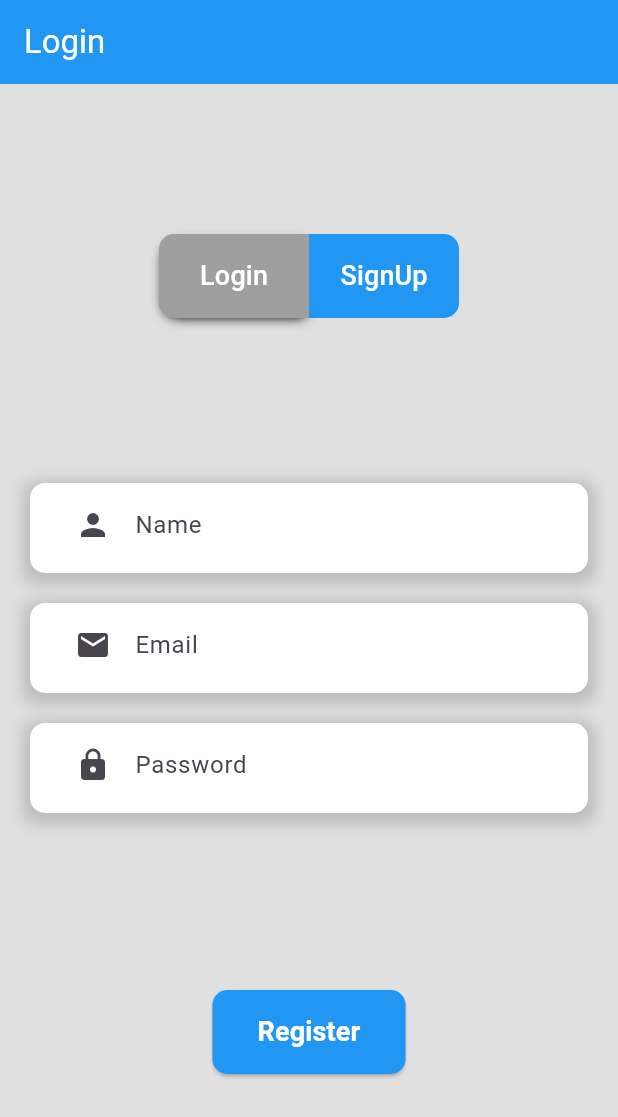
After one commit to Aarhus-tech-project/scrum-projekt-tv-rfaglig-og-fortnite, a Flutter app: the LoginScreen screen opened directly, after a tap on "SignUp", on a phone screen of 412 x 824 dp. The commit adds this screen. Shown: the top 1117 px of the screen. Run offline on Flutter 3.47's test engine with Material 3 defaults, Android fonts, the phone set to English and light mode, and no system bars; our stand-ins replace geolocator; missing offline and left inert: compassx; network calls fail.

Commit message:
register request

```diff
--- /dev/null
+++ b/FlutterApp/lib/Auth/Login.dart
@@ -0,0 +1,321 @@
+import 'dart:ui';
+import 'dart:math';
+import 'package:flutter/material.dart';
+import 'package:http/http.dart' as http;
+import 'dart:convert';
+
+void main() => runApp(MyApp());
+
+Future<void> sendData(String name, String email, String password) async {
+  final url = Uri.parse('http://localhost:3000/api/auth/register');
+
+  final response = await http.post(
+    url,
+    headers: <String, String>{
+      'Content-Type': 'application/json; charset=UTF-8',
+    },
+    body: jsonEncode(<String, String>{
+      'name': name,
+      'email': email,
+      'password': password,
+    }),
+  );
+
+  if (response.statusCode == 200) {
+    print('Success: ${response.body}');
+  } else {
+    throw Exception('Failed to send data');
+  }
+}
+
+class MyApp extends StatelessWidget {
+  @override
+  Widget build(BuildContext context) {
+    return MaterialApp(
+      title: 'Login App',
+      theme: ThemeData(
+        primarySwatch: Colors.blue,
+      ),
+      home: LoginScreen(),
+    );
+  }
+}
+
+class LoginScreen extends StatefulWidget {
+  @override
+  _LoginScreenState createState() => _LoginScreenState();
+}
+
+class _LoginScreenState extends State<LoginScreen> {
+  String _Name = '';
+  String _email = '';
+  String _password = '';
+  bool light = true;
+
+  @override
+  Widget build(BuildContext context) {
+    return Scaffold(
+      appBar: AppBar(
+        backgroundColor: Colors.blue,
+        title: Row(
+          mainAxisAlignment: MainAxisAlignment.spaceBetween,
+          children: [
+            Text(
+              'Login',
+              style: TextStyle(color: Colors.white),
+            ),
+          ],
+        ),
+      ),
+      body: Center(
+        child: Container(
+          color: Colors.grey[300],
+          child: Column(
+            mainAxisAlignment: MainAxisAlignment.spaceEvenly,
+            children: [
+              LoginRegisterToggle(),
+              InputFields(),
+              light ? LoginButton() : RegisterButton(),
+            ],
+          ),
+        ),
+      ),
+    );
+  }
+
+  Container LoginButton() {
+    return Container(
+      margin: EdgeInsets.symmetric(vertical: 20.0),
+      padding: EdgeInsets.symmetric(horizontal: 20.0),
+      child: ElevatedButton(
+        style: ElevatedButton.styleFrom(
+          backgroundColor: Colors.blue,
+          foregroundColor: Colors.white,
+          padding: EdgeInsets.symmetric(vertical: 15.0, horizontal: 30.0),
+          shape: RoundedRectangleBorder(
+            borderRadius: BorderRadius.circular(10),
+          ),
+        ),
+        onPressed: () {
+          // Add your login logic here
+        },
+        child: Text(
+          'Login',
+          style: TextStyle(
+            fontSize: 18,
+            fontWeight: FontWeight.bold,
+          ),
+        ),
+      ),
+    );
+  }
+
+  Container RegisterButton() {
+    return Container(
+      margin: EdgeInsets.symmetric(vertical: 20.0),
+      padding: EdgeInsets.symmetric(horizontal: 20.0),
+      child: ElevatedButton(
+        style: ElevatedButton.styleFrom(
+          backgroundColor: Colors.blue,
+          foregroundColor: Colors.white,
+          padding: EdgeInsets.symmetric(vertical: 15.0, horizontal: 30.0),
+          shape: RoundedRectangleBorder(
+            borderRadius: BorderRadius.circular(10),
+          ),
+        ),
+        onPressed: () {
+          // Add your login logic here
+        },
+        child: Text(
+          'Register',
+          style: TextStyle(
+            fontSize: 18,
+            fontWeight: FontWeight.bold,
+          ),
+        ),
+      ),
+    );
+  }
+
+  Column InputFields() {
+    return Column(
+      children: [
+        light
+            ? Container()
+            : Container(
+                margin: EdgeInsets.symmetric(vertical: 10.0, horizontal: 20.0),
+                padding: EdgeInsets.symmetric(horizontal: 20.0),
+                decoration: BoxDecoration(
+                  color: Colors.white,
+                  borderRadius: BorderRadius.circular(10),
+                  boxShadow: [
+                    BoxShadow(
+                      color: Colors.grey.withOpacity(0.5),
+                      spreadRadius: 5,
+                      blurRadius: 7,
+                      offset: Offset(0, 3),
+                    ),
+                  ],
+                ),
+                height: 60,
+                width: double.infinity,
+                child: Padding(
+                  padding: EdgeInsets.symmetric(horizontal: 10.0),
+                  child: TextField(
+                    decoration: InputDecoration(
+                      labelText: 'Name',
+                      border: InputBorder.none,
+                      icon: Icon(Icons.person),
+                      hintText: 'Enter your Name',
+                    ),
+                    onChanged: (value) {
+                      setState(() {
+                        _email = value;
+                      });
+                    },
+                  ),
+                ),
+              ),
+        Container(
+          margin: EdgeInsets.symmetric(vertical: 10.0, horizontal: 20.0),
+          padding: EdgeInsets.symmetric(horizontal: 20.0),
+          decoration: BoxDecoration(
+            color: Colors.white,
+            borderRadius: BorderRadius.circular(10),
+            boxShadow: [
+              BoxShadow(
+                color: Colors.grey.withOpacity(0.5),
+                spreadRadius: 5,
+                blurRadius: 7,
+                offset: Offset(0, 3),
+              ),
+            ],
+          ),
+          height: 60,
+          width: double.infinity,
+          child: Padding(
+            padding: EdgeInsets.symmetric(horizontal: 10.0),
+            child: TextField(
+              decoration: InputDecoration(
+                labelText: 'Email',
+                border: InputBorder.none,
+                icon: Icon(Icons.email),
+                hintText: 'Enter your email',
+              ),
+              onChanged: (value) {
+                setState(() {
+                  _email = value;
+                });
+              },
+            ),
+          ),
+        ),
+        Container(
+          margin: EdgeInsets.symmetric(vertical: 10.0, horizontal: 20.0),
+          padding: EdgeInsets.symmetric(horizontal: 20.0),
+          decoration: BoxDecoration(
+            color: Colors.white,
+            borderRadius: BorderRadius.circular(10),
+            boxShadow: [
+              BoxShadow(
+                color: Colors.grey.withOpacity(0.5),
+                spreadRadius: 5,
+                blurRadius: 7,
+                offset: Offset(0, 3),
+              ),
+            ],
+          ),
+          height: 60,
+          width: double.infinity,
+          child: Padding(
+            padding: EdgeInsets.symmetric(horizontal: 10.0),
+            child: TextField(
+              decoration: InputDecoration(
+                labelText: 'Password',
+                border: InputBorder.none,
+                icon: Icon(Icons.lock),
+                hintText: 'Enter your password',
+              ),
+              obscureText: true,
+              onChanged: (value) {
+                setState(() {
+                  _password = value;
+                });
+              },
+            ),
+          ),
+        ),
+      ],
+    );
+  }
+
+  SizedBox LoginRegisterToggle() {
+    return SizedBox(
+      height: 80.0,
+      width: 200,
+      child: Row(
+        mainAxisAlignment: MainAxisAlignment.center,
+        children: [
+          Expanded(
+            child: AnimatedContainer(
+              duration: Duration(milliseconds: 300),
+              decoration: BoxDecoration(
+                  boxShadow: [
+                    BoxShadow(
+                        color: Colors.black,
+                        offset: Offset(0, 3),
+                        blurRadius: 6,
+                        spreadRadius: -3),
+                  ],
+                  color: light ? Colors.blue : Colors.grey,
+                  borderRadius: BorderRadius.only(
+                    topLeft: Radius.circular(10),
+                    bottomLeft: Radius.circular(10),
+                  )),
+              child: ElevatedButton(
+                style: ElevatedButton.styleFrom(
+                  backgroundColor: Colors.transparent,
+                  shadowColor: Colors.transparent,
+                  padding: EdgeInsets.symmetric(vertical: 15.0),
+                ),
+                onPressed: () {
+                  setState(() {
+                    light = true;
+                  });
+                },
+                child: Text('Login',
+                    style: TextStyle(color: Colors.white, fontSize: 18)),
+              ),
+            ),
+          ),
+          Expanded(
+            child: AnimatedContainer(
+              duration: Duration(milliseconds: 300),
+              decoration: BoxDecoration(
+                color: light ? Colors.grey : Colors.blue,
+                borderRadius: BorderRadius.only(
+                  topRight: Radius.circular(10),
+                  bottomRight: Radius.circular(10),
+                ),
+              ),
+              child: ElevatedButton(
+                style: ElevatedButton.styleFrom(
+                  backgroundColor: Colors.transparent,
+                  shadowColor: Colors.transparent,
+                  padding: EdgeInsets.symmetric(vertical: 15.0),
+                ),
+                onPressed: () {
+                  setState(() {
+                    light = false;
+                  });
+                },
+                child: Text('SignUp',
+                    style: TextStyle(color: Colors.white, fontSize: 18)),
+              ),
+            ),
+          ),
+        ],
+      ),
+    );
+  }
+}
--- a/FlutterApp/lib/Map.dart
+++ b/FlutterApp/lib/Map.dart
@@ -22,5 +22,3 @@ class _Map extends State<Map> {
     );
   }
 }
-
-class $ {}
```
